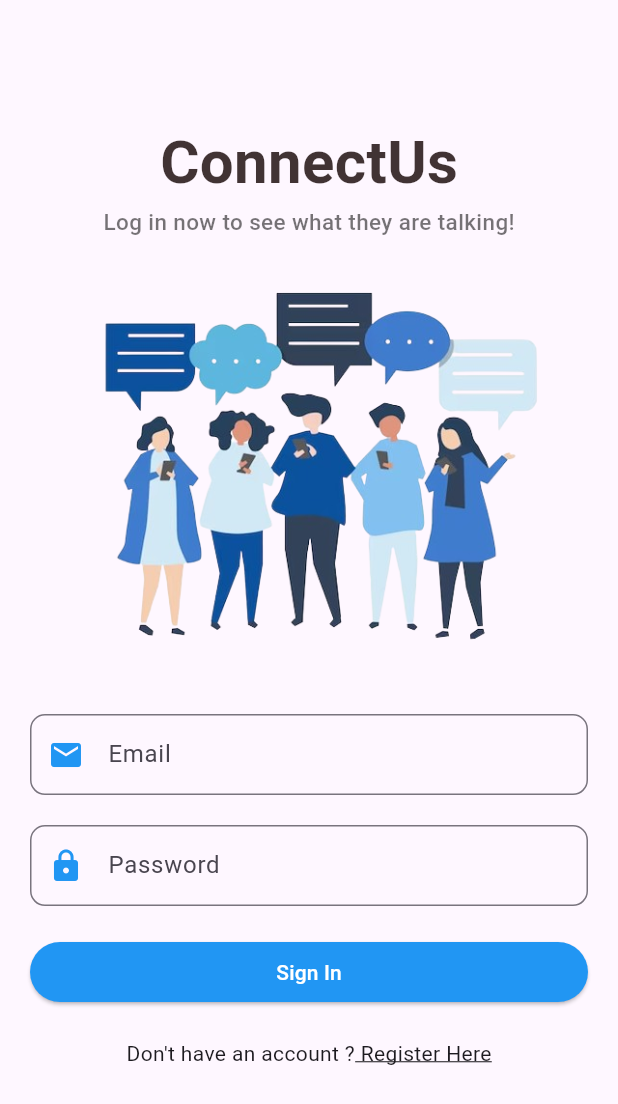
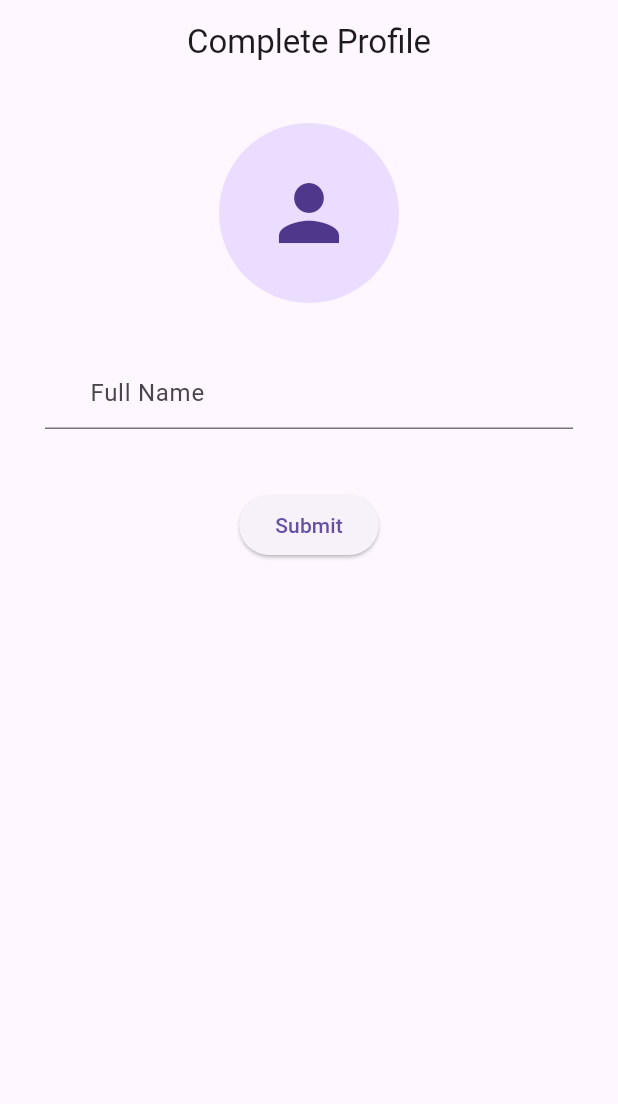
Before and after one commit to dhakalsumit/ChatApp, a Flutter app: the screen it shows after launch, on a phone screen of 412 x 824 dp. Shown: the top 1104 px of the screen. Run offline on Flutter 3.47's test engine with Material 3 defaults, Android fonts, the phone set to English and light mode, and no system bars; our stand-ins replace cloud_firestore, firebase_auth, firebase_core; accounts and stored records are empty.

Commit message:
Profile Ui

```diff
--- /dev/null
+++ b/lib/Pages/complete_profile.dart
@@ -0,0 +1,59 @@
+import 'package:flutter/cupertino.dart';
+import 'package:flutter/foundation.dart';
+import 'package:flutter/material.dart';
+
+class CompleteProfile extends StatefulWidget {
+  const CompleteProfile({super.key});
+
+  @override
+  State<CompleteProfile> createState() => _CompleteProfileState();
+}
+
+class _CompleteProfileState extends State<CompleteProfile> {
+  void showPhotoOption() {
+
+  }
+
+  @override
+  Widget build(BuildContext context) {
+    return Scaffold(
+        appBar: AppBar(
+          centerTitle: true,
+          title: const Text("Complete Profile"),
+        ),
+        body: Column(
+          // mainAxisAlignment: MainAxisAlignment.center,
+          crossAxisAlignment: CrossAxisAlignment.center,
+          children: [
+            const SizedBox(
+              height: 10,
+            ),
+            CupertinoButton(
+              onPressed: () {
+                showPhotoOption();
+              },
+              child: CircleAvatar(
+                radius: 60,
+                child: Icon(
+                  Icons.person,
+                  size: 60,
+                ),
+              ),
+            ),
+            const Padding(
+              padding: EdgeInsets.only(left: 30, right: 30, top: 20),
+              child: TextField(
+                decoration: InputDecoration(
+                  hintText: 'Full Name',
+                  contentPadding: EdgeInsets.only(left: 30),
+                ),
+              ),
+            ),
+            SizedBox(
+              height: 40,
+            ),
+            ElevatedButton(onPressed: () {}, child: Text("Submit"))
+          ],
+        ));
+  }
+}
--- a/lib/Pages/log_in.dart
+++ b/lib/Pages/log_in.dart
@@ -33,9 +33,11 @@ class _LogInState extends State<LogIn> {
     super.dispose();
   }
 
-  login(String email, String password) {
-    final loginAuth = Authenticator();
-    loginAuth.login(email, password);
+  values() {
+    login(String email, String password) {
+      final loginAuth = Authenticator();
+      loginAuth.login(email, password);
+    }
   }
 
   Widget build(BuildContext context) {
@@ -101,6 +103,8 @@ class _LogInState extends State<LogIn> {
               ),
               ElevatedButton(
                 onPressed: () {
+                  values();
+
                   Navigator.push(
                       context,
                       MaterialPageRoute(
--- a/lib/main.dart
+++ b/lib/main.dart
@@ -1,3 +1,4 @@
+import 'package:chatapp/Pages/complete_profile.dart';
 import 'package:chatapp/Pages/log_in.dart';
 import 'package:chatapp/firebase_options.dart';
 import 'package:firebase_core/firebase_core.dart';
@@ -25,7 +26,7 @@ class _MyAppState extends State<MyApp> {
       theme: ThemeData(
         primaryColor: Colors.blue,
       ),
-      home:const LogIn(),
+      home: CompleteProfile(),
 
       // home: const MyHomePage(title: 'Flutter Demo Home Page'),
     );
--- a/lib/services/auth_service.dart
+++ b/lib/services/auth_service.dart
@@ -44,6 +44,8 @@ class Authenticator {
 
       Usermodel usermodel =
           Usermodel.fromMap(userData.data() as Map<String, dynamic>);
+
+      print("Log in successfull");
     }
   }
 }
--- a/pubspec.yaml
+++ b/pubspec.yaml
@@ -35,6 +35,8 @@ dependencies:
   flutter:
     sdk: flutter
   flutter_svg: ^2.0.9
+  image_cropper: ^5.0.1
+  image_picker: ^1.0.7
   shared_preferences: ^2.2.2
 
 dev_dependencies:
```
Also changed, not shown: pubspec.lock, 5 other files.
